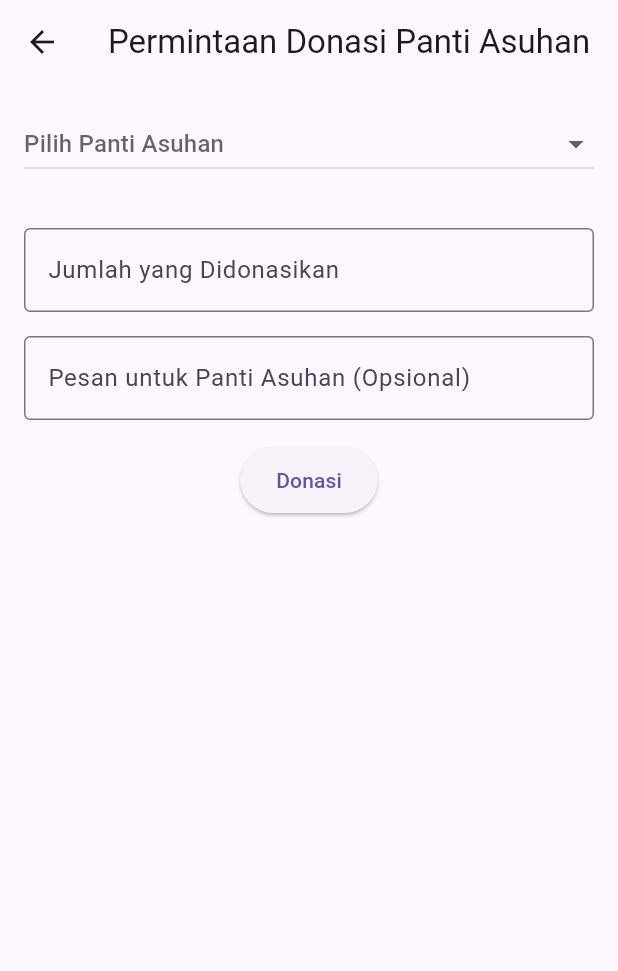
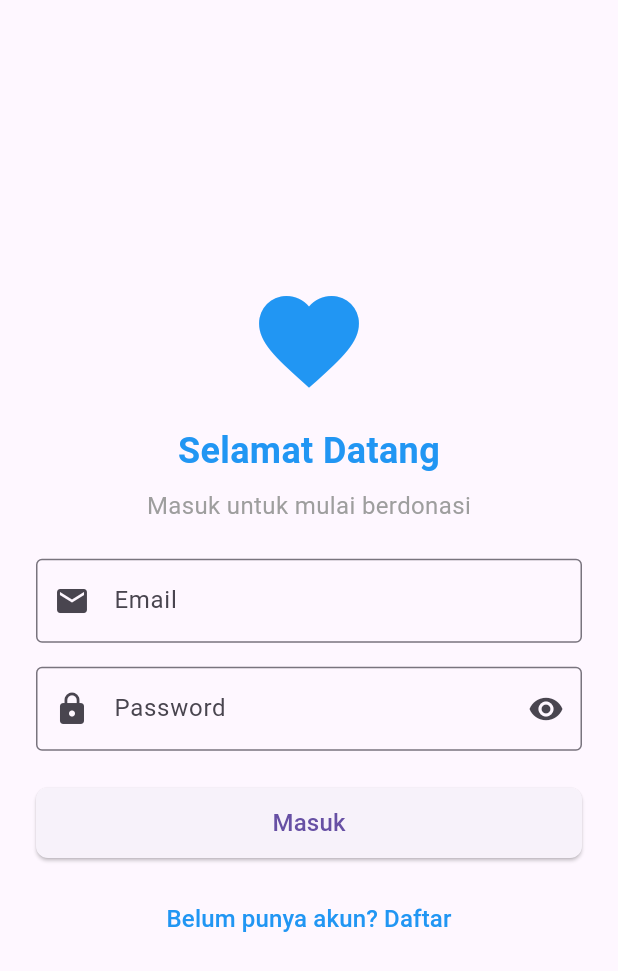
Before and after one commit to rafialifa100/hand_2_heart_mobile_kelompok7, a Flutter app: the screen it shows after launch, after a tap on "Donasi ke Panti", on a phone screen of 412 x 824 dp. Shown: the top 971 px of the screen. Run offline on Flutter 3.47's test engine with Material 3 defaults, Android fonts, the phone set to English and light mode, and no system bars; our stand-ins replace dio.

Commit message:
perubahan pada main.dart menambahkan splash screen dan navigasi ke login dan pengecekan dashboard dan perubahan pada login.dart

```diff
--- a/lib/login.dart
+++ b/lib/login.dart
@@ -0,0 +1,140 @@
+import 'package:flutter/material.dart';
+import 'package:http/http.dart' as http;
+import 'dart:convert';
+import 'main.dart'; // Import HomePage sebagai halaman awal
+
+void main() {
+  runApp(MyApp());
+}
+
+class MyApp extends StatelessWidget {
+  @override
+  Widget build(BuildContext context) {
+    return MaterialApp(
+      debugShowCheckedModeBanner: false,
+      title: 'Hand2Heart',
+      theme: ThemeData(primarySwatch: Colors.blue),
+      home: HomePage(), // Halaman awal sekarang HomePage
+    );
+  }
+}
+
+class LoginScreen extends StatefulWidget {
+  @override
+  _LoginScreenState createState() => _LoginScreenState();
+}
+
+class _LoginScreenState extends State<LoginScreen> {
+  final TextEditingController _emailController = TextEditingController();
+  final TextEditingController _passwordController = TextEditingController();
+  bool _showPassword = false;
+  String? _errorMessage;
+
+  Future<void> _login() async {
+    final String email = _emailController.text.trim();
+    final String password = _passwordController.text.trim();
+
+    if (email.isEmpty || password.isEmpty) {
+      setState(() => _errorMessage = "Email dan password harus diisi");
+      return;
+    }
+
+    if (!RegExp(r"^[a-zA-Z0-9._%+-]+@[a-zA-Z0-9.-]+\.[a-zA-Z]{2,}").hasMatch(email)) {
+      setState(() => _errorMessage = "Format email tidak valid");
+      return;
+    }
+
+    if (password.length < 6) {
+      setState(() => _errorMessage = "Password minimal 6 karakter");
+      return;
+    }
+
+    try {
+      final response = await http.post(
+        Uri.parse("http://localhost:8080/api/user/login"),
+        headers: {"Content-Type": "application/json"},
+        body: jsonEncode({"email": email, "password": password}),
+      );
+
+      if (response.statusCode == 200) {
+        final userData = jsonDecode(response.body);
+        final String role = userData['role'];
+
+        ScaffoldMessenger.of(context).showSnackBar(
+          SnackBar(content: Text("Login berhasil sebagai $role"))
+        );
+
+        Navigator.pop(context); // Kembali ke dashboard setelah login
+      } else {
+        setState(() => _errorMessage = "Login gagal. Periksa kembali kredensial Anda.");
+      }
+    } catch (e) {
+      setState(() => _errorMessage = "Terjadi kesalahan. Coba lagi nanti.");
+    }
+  }
+
+  @override
+  Widget build(BuildContext context) {
+    return Scaffold(
+      body: Center(
+        child: Padding(
+          padding: const EdgeInsets.symmetric(horizontal: 24.0),
+          child: Column(
+            mainAxisAlignment: MainAxisAlignment.center,
+            crossAxisAlignment: CrossAxisAlignment.stretch,
+            children: [
+              Icon(Icons.favorite, size: 80, color: Colors.blue),
+              SizedBox(height: 16),
+              Text("Selamat Datang", textAlign: TextAlign.center, style: TextStyle(fontSize: 24, fontWeight: FontWeight.bold, color: Colors.blue)),
+              SizedBox(height: 8),
+              Text("Masuk untuk mulai berdonasi", textAlign: TextAlign.center, style: TextStyle(fontSize: 16, color: Colors.grey)),
+              SizedBox(height: 24),
+              TextField(
+                controller: _emailController,
+                decoration: InputDecoration(
+                  labelText: "Email",
+                  prefixIcon: Icon(Icons.email),
+                  border: OutlineInputBorder(),
+                ),
+                keyboardType: TextInputType.emailAddress,
+              ),
+              SizedBox(height: 16),
+              TextField(
+                controller: _passwordController,
+                obscureText: !_showPassword,
+                decoration: InputDecoration(
+                  labelText: "Password",
+                  prefixIcon: Icon(Icons.lock),
+                  suffixIcon: IconButton(
+                    icon: Icon(_showPassword ? Icons.visibility_off : Icons.visibility),
+                    onPressed: () {
+                      setState(() => _showPassword = !_showPassword);
+                    },
+                  ),
+                  border: OutlineInputBorder(),
+                ),
+              ),
+              SizedBox(height: 8),
+              if (_errorMessage != null)
+                Text(_errorMessage!, style: TextStyle(color: Colors.red), textAlign: TextAlign.center),
+              SizedBox(height: 16),
+              ElevatedButton(
+                onPressed: _login,
+                style: ElevatedButton.styleFrom(
+                  padding: EdgeInsets.symmetric(vertical: 12),
+                  shape: RoundedRectangleBorder(borderRadius: BorderRadius.circular(8)),
+                ),
+                child: Text("Masuk", style: TextStyle(fontSize: 16)),
+              ),
+              SizedBox(height: 16),
+              TextButton(
+                onPressed: () {},
+                child: Text("Belum punya akun? Daftar", style: TextStyle(fontSize: 16, color: Colors.blue)),
+              ),
+            ],
+          ),
+        ),
+      ),
+    );
+  }
+}
--- a/lib/main.dart
+++ b/lib/main.dart
@@ -2,12 +2,12 @@
 import 'tambahbarang_hapusbarang.dart'; // Import halaman Tambah & Hapus Barang
 import 'profile.dart'; // Import profile
 import 'donasibarang.dart'; // Import halaman Donasi ke Panti
+import 'login.dart'; // Import halaman Login
 
 void main() {
   runApp(const MyApp());
 }
 
-/// Aplikasi utama
 class MyApp extends StatelessWidget {
   const MyApp({Key? key}) : super(key: key);
 
@@ -22,9 +22,28 @@
   }
 }
 
-/// Halaman utama sederhana dengan tombol untuk navigasi ke Tambah & Hapus Barang dan Profil
-class HomePage extends StatelessWidget {
+class HomePage extends StatefulWidget {
   const HomePage({Key? key}) : super(key: key);
+
+  @override
+  _HomePageState createState() => _HomePageState();
+}
+
+class _HomePageState extends State<HomePage> {
+  bool isLoggedIn = false; // Simulasi status login
+
+  void checkLogin(Function onSuccess) {
+    if (isLoggedIn) {
+      onSuccess();
+    } else {
+      Navigator.push(
+        context,
+        MaterialPageRoute(builder: (context) => LoginScreen(onLoginSuccess: () {
+          setState(() => isLoggedIn = true);
+        })),
+      );
+    }
+  }
 
   @override
   Widget build(BuildContext context) {
@@ -48,22 +67,24 @@
             const SizedBox(height: 16), // Jarak antar tombol
             ElevatedButton(
               onPressed: () {
+                checkLogin(() {
                   Navigator.push(
                     context,
                     MaterialPageRoute(builder: (context) => const ProfilePage()),
                   );
+                });
               },
               child: const Text('Lihat Profil'),
             ),
             const SizedBox(height: 16),
             ElevatedButton(
               onPressed: () {
+                checkLogin(() {
                   Navigator.push(
                     context,
-                  MaterialPageRoute(
-                    builder: (context) => const DonationFlowPage(),
-                  ),
+                    MaterialPageRoute(builder: (context) => const DonationFlowPage()),
                   );
+                });
               },
               child: const Text('Donasi ke Panti'),
             ),
```
Lines whose indentation alone changed are shown as unchanged.
